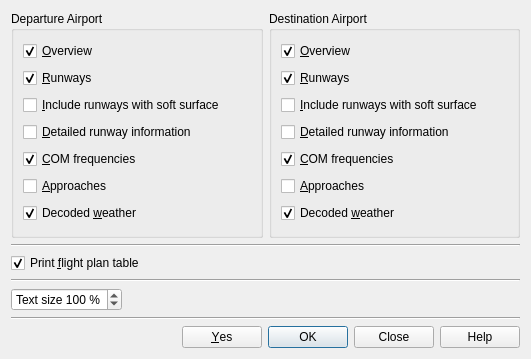
Old version of the form src/print/printdialog.ui in the repository albar965/littlenavmap.
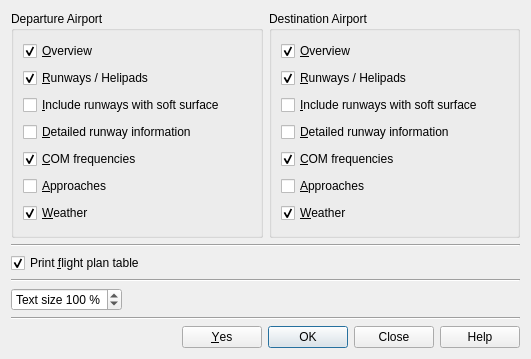
New version of the form.

Commit message: Updated manual and small adjustments to the GUI.

The edit to the form file:
```diff
--- a/src/print/printdialog.ui
+++ b/src/print/printdialog.ui
@@ -35,7 +35,7 @@
         <item>
          <widget class="QCheckBox" name="checkBoxPrintDepartureRunways">
           <property name="text">
-           <string>&amp;Runways</string>
+           <string>&amp;Runways / Helipads</string>
           </property>
           <property name="checked">
            <bool>true</bool>
@@ -76,7 +76,7 @@
         <item>
          <widget class="QCheckBox" name="checkBoxPrintDepartureWeather">
           <property name="text">
-           <string>Decoded &amp;weather</string>
+           <string>&amp;Weather</string>
           </property>
           <property name="checked">
            <bool>true</bool>
@@ -105,7 +105,7 @@
         <item>
          <widget class="QCheckBox" name="checkBoxPrintDestinationRunways">
           <property name="text">
-           <string>&amp;Runways</string>
+           <string>&amp;Runways / Helipads</string>
           </property>
           <property name="checked">
            <bool>true</bool>
@@ -146,7 +146,7 @@
         <item>
          <widget class="QCheckBox" name="checkBoxPrintDestinationWeather">
           <property name="text">
-           <string>Decoded &amp;weather</string>
+           <string>&amp;Weather</string>
           </property>
           <property name="checked">
            <bool>true</bool>
```
The commit also changes 2 other files.
